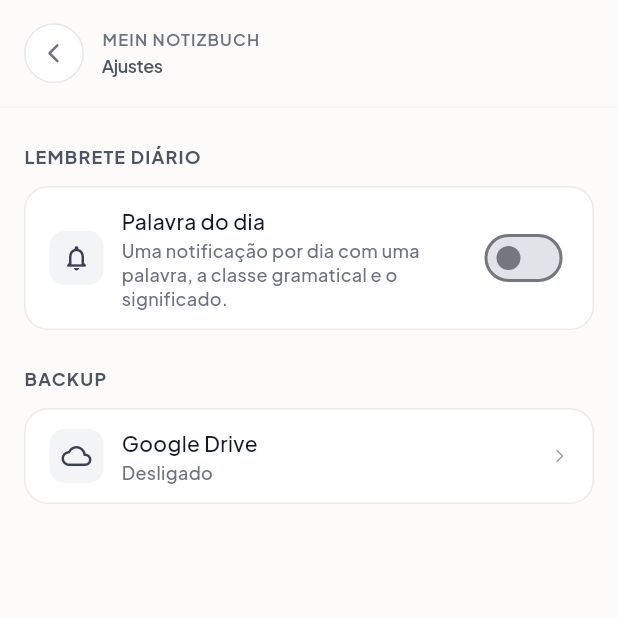
After one commit to brunodiedrich97/mein-notizbuch, a Flutter app: the screen it shows after launch, after a tap on the "settings" icon, on a phone screen of 412 x 824 dp, the top half of it. The commit adds this screen. Run offline on Flutter 3.47's test engine with Material 3 defaults, Android fonts, the phone set to English and light mode, and no system bars; our stand-ins replace drift, flutter_local_notifications, flutter_riverpod, flutter_svg, flutter_timezone, flutter_tts and 4 more; missing offline and left inert: extension_google_sign_in_as_googleapis_auth, googleapis, sqlite3; accounts and stored records are empty; generated files the repository leaves out were written again.

Commit message:
feat(reminders): adicionar lembrete diário com a palavra do dia
- Agenda uma notificação por dia, no horário escolhido, com a palavra,
  a classe gramatical e o significado; a fila cobre 14 dias e é
  refeita ao abrir o app
- Tocar na notificação abre a ficha da palavra
- Cria a tela "Ajustes" (engrenagem na tela inicial) com o lembrete
  (ligar/desligar, horário e teste) e o acesso ao backup
- Centraliza a escolha da palavra em ReminderService.pickWords e o
  texto em ReminderContent/translationOf, para repetição espaçada e
  outros idiomas no futuro
- Android: permissões de notificação e de boot, receivers do
  flutter_local_notifications, core library desugaring e ícone
  ic_notification
- iOS: permissão de notificações, delegate no AppDelegate e ícone do
  app com a logo
- Desativa o backup no Google Drive no iOS até o login ser configurado
- Documenta o lembrete e a instalação no iPhone no README

```diff
--- a/lib/core/config/google_config.dart
+++ b/lib/core/config/google_config.dart
@@ -1,3 +1,5 @@
+import 'dart:io' show Platform;
+
 /// Configuração do login Google (backup no Drive).
 ///
 /// [googleServerClientId] é o ID do client OAuth do tipo **Aplicativo da
@@ -12,3 +14,7 @@ const String googleServerClientId =
 
 /// `true` quando o client ID acima já foi preenchido.
 bool get isGoogleConfigured => !googleServerClientId.startsWith('COLE_AQUI');
+
+/// O backup no Drive só está configurado para Android. No iOS, o login
+/// Google precisa de um client iOS e do esquema de URL no Info.plist.
+bool get isDriveBackupSupported => Platform.isAndroid;
--- /dev/null
+++ b/lib/core/navigation/app_navigator.dart
@@ -0,0 +1,5 @@
+import 'package:flutter/widgets.dart';
+
+/// Navigator do app, para abrir telas fora de um `BuildContext` (ex.: ao
+/// tocar numa notificação).
+final GlobalKey<NavigatorState> appNavigatorKey = GlobalKey<NavigatorState>();
--- a/lib/features/home/presentation/home_screen.dart
+++ b/lib/features/home/presentation/home_screen.dart
@@ -5,8 +5,10 @@ import '../../../core/database/app_database.dart';
 import '../../../core/theme/app_icons.dart';
 import '../../../core/theme/app_theme.dart';
 import '../../../core/widgets/app_buttons.dart';
-import '../../backup/presentation/backup_screen.dart';
 import '../../backup/providers/backup_provider.dart';
+import '../../reminders/data/reminder_service.dart';
+import '../../reminders/providers/reminder_provider.dart';
+import '../../settings/presentation/settings_screen.dart';
 import '../../decks/presentation/deck_navigation.dart';
 import '../../decks/presentation/widgets/deck_card.dart';
 import '../../decks/presentation/widgets/new_deck_sheet.dart';
@@ -56,7 +58,7 @@ class HomeScreen extends ConsumerWidget {
     // A lista vem em ordem de cadastro; as mais novas ficam no fim.
     final recent = words.reversed.take(recentCount).toList();
 
-    return _DailyBackup(
+    return _StartupTasks(
       child: Scaffold(
       backgroundColor: p.page,
       body: SafeArea(
@@ -96,7 +98,15 @@ class HomeScreen extends ConsumerWidget {
                             ),
                           ),
                           const Spacer(),
-                          const _BackupButton(),
+                          HeaderIconButton(
+                            icon: Icons.settings_outlined,
+                            tooltip: 'Ajustes',
+                            onPressed: () => Navigator.of(context).push(
+                              MaterialPageRoute<void>(
+                                builder: (_) => const SettingsScreen(),
+                              ),
+                            ),
+                          ),
                         ],
                       ),
                       const SizedBox(height: 14),
@@ -359,43 +369,29 @@ class _ShortcutTile extends StatelessWidget {
   }
 }
 
-/// Ícone de nuvem no topo: abre a tela de backup. Mostra se o backup no
-/// Drive está ligado.
-class _BackupButton extends ConsumerWidget {
-  const _BackupButton();
-
-  @override
-  Widget build(BuildContext context, WidgetRef ref) {
-    final state = ref.watch(backupProvider);
-    return HeaderIconButton(
-      icon: state.connected ? Icons.cloud_done_outlined : Icons.cloud_outlined,
-      tooltip: 'Backup no Google Drive',
-      onPressed: () => Navigator.of(context).push(
-        MaterialPageRoute<void>(builder: (_) => const BackupScreen()),
-      ),
-    );
-  }
-}
-
-/// Dispara o backup diário ao abrir a tela inicial e sempre que o app
-/// volta para a frente. O controlador só envia se ainda não houve backup
-/// hoje.
-class _DailyBackup extends ConsumerStatefulWidget {
-  const _DailyBackup({required this.child});
+/// Tarefas ao abrir a tela inicial e sempre que o app volta para a
+/// frente: backup diário (se ainda não houve hoje), renovar a fila de
+/// lembretes e abrir a ficha da notificação que abriu o app.
+class _StartupTasks extends ConsumerStatefulWidget {
+  const _StartupTasks({required this.child});
 
   final Widget child;
 
   @override
-  ConsumerState<_DailyBackup> createState() => _DailyBackupState();
+  ConsumerState<_StartupTasks> createState() => _StartupTasksState();
 }
 
-class _DailyBackupState extends ConsumerState<_DailyBackup>
+class _StartupTasksState extends ConsumerState<_StartupTasks>
     with WidgetsBindingObserver {
   @override
   void initState() {
     super.initState();
     WidgetsBinding.instance.addObserver(this);
-    Future.microtask(_check);
+    Future.microtask(() {
+      _run();
+      final wordId = ReminderService.instance.takeLaunchWordId();
+      if (wordId != null && mounted) openWordDetail(context, wordId);
+    });
   }
 
   @override
@@ -406,12 +402,13 @@ class _DailyBackupState extends ConsumerState<_DailyBackup>
 
   @override
   void didChangeAppLifecycleState(AppLifecycleState state) {
-    if (state == AppLifecycleState.resumed) _check();
+    if (state == AppLifecycleState.resumed) _run();
   }
 
-  void _check() {
+  void _run() {
     if (!mounted) return;
     ref.read(backupProvider.notifier).backupIfDue();
+    ref.read(reminderProvider.notifier).refresh();
   }
 
   @override
--- /dev/null
+++ b/lib/features/reminders/providers/reminder_provider.dart
@@ -0,0 +1,109 @@
+import 'package:flutter_riverpod/flutter_riverpod.dart';
+import 'package:shared_preferences/shared_preferences.dart';
+
+import '../../vocabulary/providers/vocabulary_provider.dart';
+import '../data/reminder_service.dart';
+
+class ReminderState {
+  const ReminderState({
+    this.loaded = false,
+    this.enabled = false,
+    this.hour = 9,
+    this.minute = 0,
+  });
+
+  final bool loaded;
+  final bool enabled;
+  final int hour;
+  final int minute;
+
+  /// "09:00".
+  String get timeLabel =>
+      '${hour.toString().padLeft(2, '0')}:${minute.toString().padLeft(2, '0')}';
+
+  ReminderState copyWith({bool? enabled, int? hour, int? minute}) {
+    return ReminderState(
+      loaded: true,
+      enabled: enabled ?? this.enabled,
+      hour: hour ?? this.hour,
+      minute: minute ?? this.minute,
+    );
+  }
+}
+
+final reminderProvider =
+    NotifierProvider<ReminderController, ReminderState>(ReminderController.new);
+
+/// Liga/desliga o lembrete diário, guarda o horário e mantém a fila de
+/// notificações agendadas.
+class ReminderController extends Notifier<ReminderState> {
+  static const _kEnabled = 'reminder.enabled';
+  static const _kHour = 'reminder.hour';
+  static const _kMinute = 'reminder.minute';
+
+  ReminderService get _service => ReminderService.instance;
+
+  @override
+  ReminderState build() {
+    _load();
+    return const ReminderState();
+  }
+
+  Future<void> _load() async {
+    final prefs = await SharedPreferences.getInstance();
+    state = ReminderState(
+      loaded: true,
+      enabled: prefs.getBool(_kEnabled) ?? false,
+      hour: prefs.getInt(_kHour) ?? 9,
+      minute: prefs.getInt(_kMinute) ?? 0,
+    );
+  }
+
+  Future<void> _save() async {
+    final prefs = await SharedPreferences.getInstance();
+    await prefs.setBool(_kEnabled, state.enabled);
+    await prefs.setInt(_kHour, state.hour);
+    await prefs.setInt(_kMinute, state.minute);
+  }
+
+  /// Liga ou desliga. Retorna `false` se a permissão de notificações for
+  /// negada (o lembrete continua desligado).
+  Future<bool> setEnabled(bool enabled) async {
+    if (enabled && !await _service.requestPermission()) return false;
+    state = state.copyWith(enabled: enabled);
+    await _save();
+    await refresh();
+    return true;
+  }
+
+  Future<void> setTime(int hour, int minute) async {
+    state = state.copyWith(hour: hour, minute: minute);
+    await _save();
+    await refresh();
+  }
+
+  /// Refaz a fila de notificações (chamado ao abrir o app e ao mudar os
+  /// ajustes), com as palavras atuais do banco.
+  Future<void> refresh() async {
+    if (!state.loaded) await _load();
+    if (!state.enabled) {
+      await _service.cancelScheduled();
+      return;
+    }
+    final words = await ref.read(wordListProvider.future);
+    await _service.scheduleDaily(
+      words: words,
+      hour: state.hour,
+      minute: state.minute,
+    );
+  }
+
+  /// Mostra uma notificação agora, com uma palavra qualquer. Retorna
+  /// `false` se não houver palavras ou permissão.
+  Future<bool> sendTest() async {
+    final words = await ref.read(wordListProvider.future);
+    if (words.isEmpty || !await _service.requestPermission()) return false;
+    await _service.showNow(_service.pickWords(words, 1).first);
+    return true;
+  }
+}
--- /dev/null
+++ b/lib/features/settings/presentation/settings_screen.dart
@@ -0,0 +1,243 @@
+import 'package:flutter/material.dart';
+import 'package:flutter_riverpod/flutter_riverpod.dart';
+
+import '../../../core/theme/app_icons.dart';
+import '../../../core/theme/app_text.dart';
+import '../../../core/theme/app_theme.dart';
+import '../../../core/widgets/screen_header.dart';
+import '../../backup/presentation/backup_screen.dart';
+import '../../backup/providers/backup_provider.dart';
+import '../../reminders/providers/reminder_provider.dart';
+
+/// Ajustes: lembrete diário e backup no Google Drive.
+class SettingsScreen extends ConsumerWidget {
+  const SettingsScreen({super.key});
+
+  Future<void> _toggleReminder(
+    BuildContext context,
+    WidgetRef ref,
+    bool value,
+  ) async {
+    final messenger = ScaffoldMessenger.of(context);
+    final ok = await ref.read(reminderProvider.notifier).setEnabled(value);
+    if (!ok) {
+      messenger.showSnackBar(
+        const SnackBar(
+          content: Text(
+            'Sem permissão para notificações. Libere em Configurações › '
+            'Apps › Mein Notizbuch › Notificações.',
+          ),
+        ),
+      );
+    }
+  }
+
+  Future<void> _pickTime(BuildContext context, WidgetRef ref) async {
+    final s = ref.read(reminderProvider);
+    final picked = await showTimePicker(
+      context: context,
+      initialTime: TimeOfDay(hour: s.hour, minute: s.minute),
+      helpText: 'Horário do lembrete',
+    );
+    if (picked == null) return;
+    await ref
+        .read(reminderProvider.notifier)
+        .setTime(picked.hour, picked.minute);
+  }
+
+  Future<void> _sendTest(BuildContext context, WidgetRef ref) async {
+    final messenger = ScaffoldMessenger.of(context);
+    final ok = await ref.read(reminderProvider.notifier).sendTest();
+    messenger.showSnackBar(
+      SnackBar(
+        content: Text(
+          ok
+              ? 'Notificação de teste enviada.'
+              : 'Não foi possível enviar: cadastre uma palavra e libere as '
+                  'notificações.',
+        ),
+      ),
+    );
+  }
+
+  @override
+  Widget build(BuildContext context, WidgetRef ref) {
+    final p = AppPalette.of(context);
+    final reminder = ref.watch(reminderProvider);
+    final backup = ref.watch(backupProvider);
+
+    return Scaffold(
+      backgroundColor: p.page,
+      appBar: const ScreenHeader(eyebrow: 'MEIN NOTIZBUCH', title: 'Ajustes'),
+      body: Center(
+        child: ConstrainedBox(
+          constraints: const BoxConstraints(maxWidth: 560),
+          child: ListView(
+            padding: const EdgeInsets.fromLTRB(16, 24, 16, 24),
+            children: [
+              Text('LEMBRETE DIÁRIO', style: AppText.section(p)),
+              const SizedBox(height: 12),
+              _Group(
+                children: [
+                  _SettingRow(
+                    icon: Icons.notifications_none_rounded,
+                    title: 'Palavra do dia',
+                    subtitle: 'Uma notificação por dia com uma palavra, a '
+                        'classe gramatical e o significado.',
+                    trailing: Switch(
+                      value: reminder.enabled,
+                      activeTrackColor: p.ink,
+                      onChanged: reminder.loaded
+                          ? (v) => _toggleReminder(context, ref, v)
+                          : null,
+                    ),
+                  ),
+                  if (reminder.enabled) ...[
+                    _SettingRow(
+                      icon: Icons.schedule_rounded,
+                      title: 'Horário',
+                      trailing: _Value(reminder.timeLabel, mono: true),
+                      onTap: () => _pickTime(context, ref),
+                    ),
+                    _SettingRow(
+                      icon: Icons.send_outlined,
+                      title: 'Enviar um teste agora',
+                      onTap: () => _sendTest(context, ref),
+                    ),
+                  ],
+                ],
+              ),
+              const SizedBox(height: 24),
+              Text('BACKUP', style: AppText.section(p)),
+              const SizedBox(height: 12),
+              _Group(
+                children: [
+                  _SettingRow(
+                    icon: backup.connected
+                        ? Icons.cloud_done_outlined
+                        : Icons.cloud_outlined,
+                    title: 'Google Drive',
+                    subtitle: backup.email ?? 'Desligado',
+                    trailing: const _Value(''),
+                    onTap: () => Navigator.of(context).push(
+                      MaterialPageRoute<void>(
+                        builder: (_) => const BackupScreen(),
+                      ),
+                    ),
+                  ),
+                ],
+              ),
+            ],
+          ),
+        ),
+      ),
+    );
+  }
+}
+
+/// Cartão com linhas separadas por divisórias.
+class _Group extends StatelessWidget {
+  const _Group({required this.children});
+
+  final List<Widget> children;
+
+  @override
+  Widget build(BuildContext context) {
+    final p = AppPalette.of(context);
+    return Container(
+      clipBehavior: Clip.antiAlias,
+      decoration: BoxDecoration(
+        color: p.card,
+        borderRadius: BorderRadius.circular(16),
+        border: Border.all(color: p.cardBorder),
+      ),
+      child: Column(
+        children: [
+          for (var i = 0; i < children.length; i++) ...[
+            if (i > 0) Divider(height: 1, indent: 64, color: p.divider),
+            children[i],
+          ],
+        ],
+      ),
+    );
+  }
+}
+
+class _SettingRow extends StatelessWidget {
+  const _SettingRow({
+    required this.icon,
+    required this.title,
+    this.subtitle,
+    this.trailing,
+    this.onTap,
+  });
+
+  final IconData icon;
+  final String title;
+  final String? subtitle;
+  final Widget? trailing;
+  final VoidCallback? onTap;
+
+  @override
+  Widget build(BuildContext context) {
+    final p = AppPalette.of(context);
+    final row = Padding(
+      padding: const EdgeInsets.symmetric(horizontal: 16, vertical: 12),
+      child: Row(
+        children: [
+          Container(
+            width: 36,
+            height: 36,
+            decoration: BoxDecoration(
+              color: p.softButton,
+              borderRadius: BorderRadius.circular(10),
+            ),
+            child: Icon(icon, size: 20, color: p.text700),
+          ),
+          const SizedBox(width: 12),
+          Expanded(
+            child: Column(
+              crossAxisAlignment: CrossAxisAlignment.start,
+              children: [
+                Text(title, style: AppText.item(p)),
+                if (subtitle != null) ...[
+                  const SizedBox(height: 2),
+                  Text(subtitle!, style: AppText.meta(p)),
+                ],
+              ],
+            ),
+          ),
+          if (trailing != null) ...[const SizedBox(width: 12), trailing!],
+          if (onTap != null) ...[
+            const SizedBox(width: 8),
+            ChevronIcon.right(color: p.text400, size: 12),
+          ],
+        ],
+      ),
+    );
+    if (onTap == null) return row;
+    return Material(
+      color: Colors.transparent,
+      child: InkWell(onTap: onTap, child: row),
+    );
+  }
+}
+
+class _Value extends StatelessWidget {
+  const _Value(this.text, {this.mono = false});
+
+  final String text;
+  final bool mono;
+
+  @override
+  Widget build(BuildContext context) {
+    final p = AppPalette.of(context);
+    if (text.isEmpty) return const SizedBox.shrink();
+    return Text(
+      text,
+      style: mono
+          ? AppTheme.mono(fontSize: 13, color: p.text700)
+          : AppText.meta(p),
+    );
+  }
+}
--- a/lib/main.dart
+++ b/lib/main.dart
@@ -2,11 +2,24 @@ import 'package:flutter/material.dart';
 import 'package:flutter_localizations/flutter_localizations.dart';
 import 'package:flutter_riverpod/flutter_riverpod.dart';
 
+import 'core/navigation/app_navigator.dart';
 import 'core/theme/app_theme.dart';
+import 'features/reminders/data/reminder_service.dart';
 import 'features/splash/presentation/splash_screen.dart';
+import 'features/vocabulary/presentation/screens/word_detail_screen.dart';
 
-void main() {
+Future<void> main() async {
   WidgetsFlutterBinding.ensureInitialized();
+
+  // Tocar na notificação da palavra do dia abre a ficha dela.
+  final reminders = ReminderService.instance;
+  reminders.onOpenWord = (wordId) => appNavigatorKey.currentState?.push(
+        MaterialPageRoute<void>(
+          builder: (_) => WordDetailScreen(wordId: wordId),
+        ),
+      );
+  await reminders.init();
+
   runApp(const ProviderScope(child: DeutschNotizbuchApp()));
 }
 
@@ -16,7 +29,8 @@ class DeutschNotizbuchApp extends StatelessWidget {
   @override
   Widget build(BuildContext context) {
     return MaterialApp(
-      title: 'Deutsch Notizbuch',
+      navigatorKey: appNavigatorKey,
+      title: 'Mein Notizbuch',
       debugShowCheckedModeBanner: false,
       themeMode: ThemeMode.system,
       theme: AppTheme.light,
--- a/pubspec.yaml
+++ b/pubspec.yaml
@@ -36,6 +36,11 @@ dependencies:
 
   # Preferências simples (data do último backup, conta conectada)
   shared_preferences: ^2.3.2
+
+  # Lembrete diário (notificação local agendada no fuso do aparelho)
+  flutter_local_notifications: ^19.4.0
+  timezone: ^0.10.1
+  flutter_timezone: ^4.1.1
 
 dev_dependencies:
   flutter_test:
```
Also changed, not shown: lib/features/backup/data/drive_backup_service.dart (+6 -1 lines), lib/features/backup/presentation/backup_screen.dart (+7 -4 lines), lib/features/reminders/data/reminder_service.dart (added, +189 -0 lines), lib/features/reminders/models/reminder_content.dart (added, +40 -0 lines), 25 other files.
